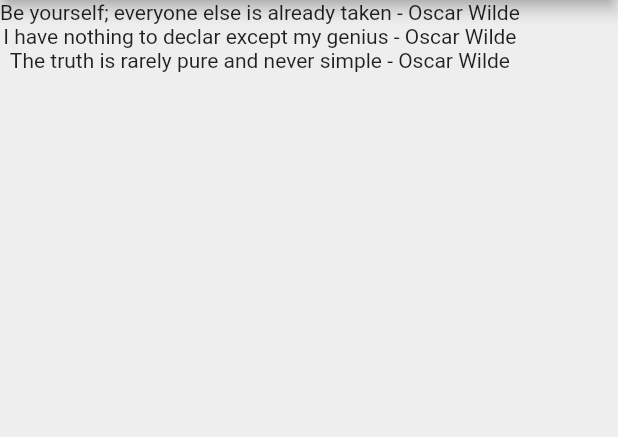
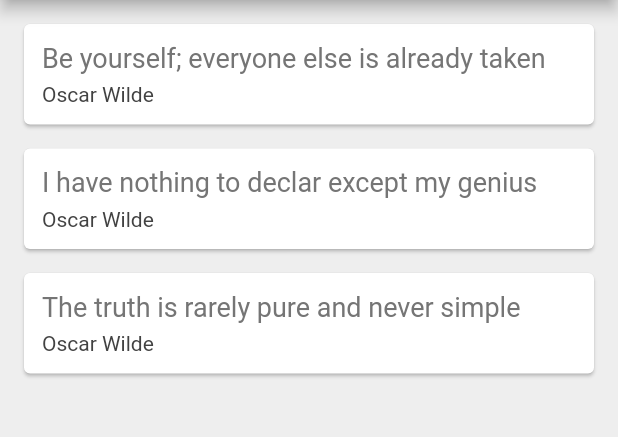
Before and after one commit to dpberry552/quote-app, a Flutter app: the screen it shows after launch, on a phone screen of 412 x 824 dp, the part 84-521 px from its top. Run offline on Flutter 3.47's test engine with Material 2 defaults, Android fonts, the phone set to English and light mode, and no system bars.

Commit message:
displaying quotes in card widgets

```diff
--- a/lib/main.dart
+++ b/lib/main.dart
@@ -18,6 +18,35 @@ class _QuoteListState extends State<QuoteList> {
     Quote(text: 'The truth is rarely pure and never simple', author: 'Oscar Wilde')
   ];
 
+  Widget quoteTemplate(Quote quote) {
+    return Card(
+      margin: EdgeInsets.fromLTRB(16, 16, 16, 0),
+      child: Padding(
+        padding: const EdgeInsets.all(12),
+        child: Column(
+          crossAxisAlignment: CrossAxisAlignment.stretch,
+          children: <Widget>[
+            Text(
+              quote.text,
+              style: TextStyle(
+                fontSize: 18,
+                color: Colors.grey[600]
+              ),
+            ),
+            SizedBox(height: 6,),
+            Text(
+              quote.author,
+              style: TextStyle(
+                fontSize: 14,
+                color: Colors.grey[800]
+              ),
+            ),
+          ],
+        ),
+      ),
+    );
+  }
+
   @override
   Widget build(BuildContext context) {
     return Scaffold(
@@ -28,7 +57,7 @@ class _QuoteListState extends State<QuoteList> {
         backgroundColor: Colors.redAccent,
       ),
       body: Column(
-        children: quotes.map((quote) => Text('${quote.text} - ${quote.author}')).toList(),
+        children: quotes.map((quote) => quoteTemplate(quote)).toList(),
       ),
     );
   }
```
